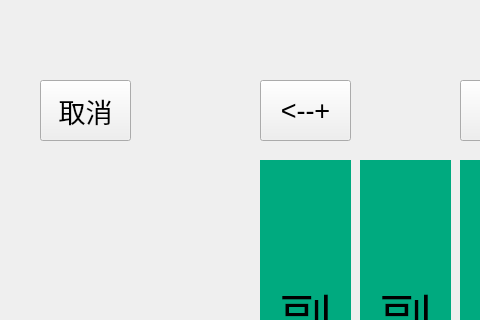
Qt form SmartCabinet/Widgets/cabinetset.ui (birdman1992/SmartCabinet) before a commit; both pictures show x 0 to 480 and y 0 to 320 of the 1024 by 600 pixel window.
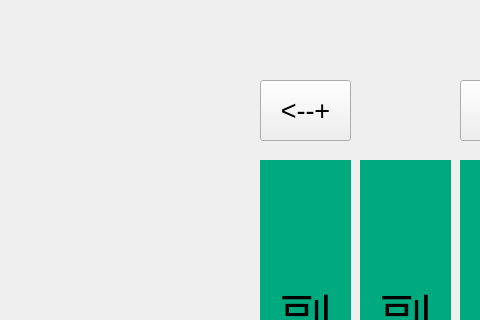
The same form after that commit.

Diff of the .ui file:
```diff
--- a/SmartCabinet/Widgets/cabinetset.ui
+++ b/SmartCabinet/Widgets/cabinetset.ui
@@ -210,24 +210,6 @@
     <string>保存</string>
    </property>
   </widget>
-  <widget class="QPushButton" name="cancel">
-   <property name="geometry">
-    <rect>
-     <x>40</x>
-     <y>80</y>
-     <width>91</width>
-     <height>61</height>
-    </rect>
-   </property>
-   <property name="font">
-    <font>
-     <pointsize>20</pointsize>
-    </font>
-   </property>
-   <property name="text">
-    <string>取消</string>
-   </property>
-  </widget>
  </widget>
  <resources/>
  <connections/>
```
